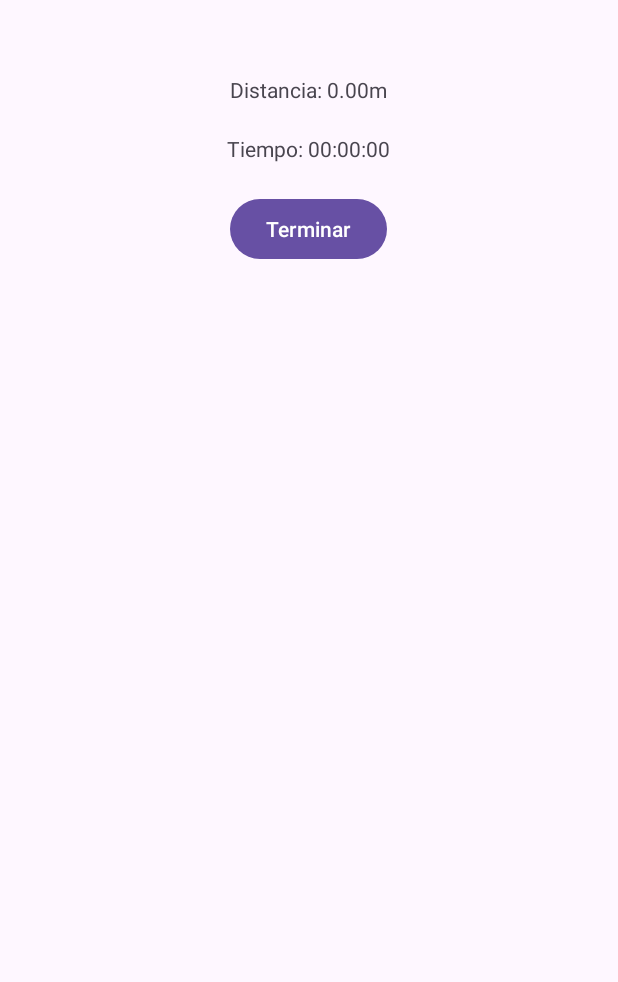
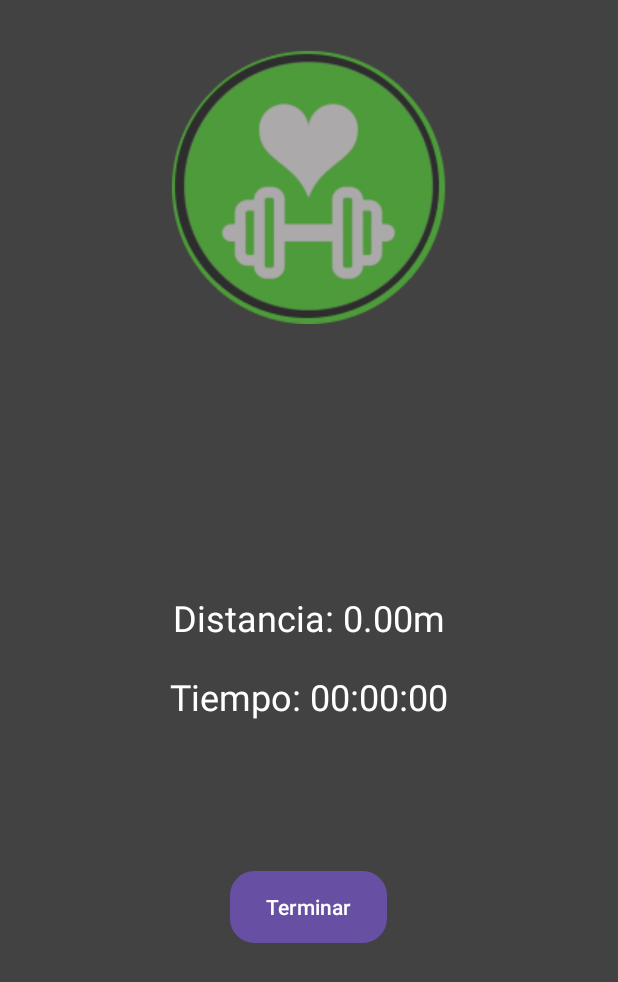
Before and after one commit to Erumeru/ProyFinalFitTrack, an Android app: the GPSActivity screen opened directly, with no data from a screen before it, after a tap on "Iniciar", on a phone screen of 412 x 824 dp. Shown: the top 982 px of the screen. Run offline under Robolectric (Android 15) with nearby library versions, the phone set to English and light mode, and no system bars.

Commit message:
GPS
Me falta calarlo en dispositivo

```diff
--- a/app/src/main/java/com/example/proyfinalfittrack/dashboard/Dashboard.kt
+++ b/app/src/main/java/com/example/proyfinalfittrack/dashboard/Dashboard.kt
@@ -1,4 +1,5 @@
 package com.example.proyfinalfittrack.dashboard
+
 
 import android.content.Intent
 
@@ -19,6 +20,7 @@ import java.text.SimpleDateFormat
 import java.util.Calendar
 import java.util.Date
 import java.util.Locale
+
 
 class Dashboard : AppCompatActivity() {
 
--- a/app/src/main/java/com/example/proyfinalfittrack/dashboard/GPSActivity.kt
+++ b/app/src/main/java/com/example/proyfinalfittrack/dashboard/GPSActivity.kt
@@ -1,8 +1,10 @@
 package com.example.proyfinalfittrack.dashboard
 
-import android.Manifest
+import android.content.Context
 import android.content.pm.PackageManager
 import android.location.Location
+import android.location.LocationListener
+import android.location.LocationManager
 import android.os.Bundle
 import android.widget.Button
 import android.widget.TextView
@@ -12,24 +14,23 @@ import androidx.core.app.ActivityCompat
 import com.example.proyfinalfittrack.R
 import com.example.proyfinalfittrack.db.DatabaseHelper
 import com.example.proyfinalfittrack.entities.Entrenamiento
-import java.util.*
 
-class GPSActivity : AppCompatActivity() {
+class GPSActivity : AppCompatActivity(), LocationListener {
 
     private lateinit var db: DatabaseHelper
     private lateinit var txtDistanciaRecorrida: TextView
     private lateinit var txtTiempoTranscurrido: TextView
     private lateinit var btnIniciarTerminar: Button
+    private lateinit var locationManager: LocationManager
     private var isTracking: Boolean = false
     private var startTimeMillis: Long = 0L
-    private var lastLocation: Location? = null
     private var distanciaRecorrida: Float = 0f
     private var idUser: Int = -1
+    private var lastLocation: Location? = null
 
     override fun onCreate(savedInstanceState: Bundle?) {
         super.onCreate(savedInstanceState)
         setContentView(R.layout.activity_gps)
-
 
         idUser = intent.getSerializableExtra("idUsuario") as? Int ?: -1
 
@@ -48,24 +49,24 @@ class GPSActivity : AppCompatActivity() {
                 btnIniciarTerminar.text = "Iniciar"
             }
         }
+
+        locationManager = getSystemService(Context.LOCATION_SERVICE) as LocationManager
     }
 
     private fun iniciarSeguimiento() {
-
         if (ActivityCompat.checkSelfPermission(
                 this,
-                Manifest.permission.ACCESS_FINE_LOCATION
+                android.Manifest.permission.ACCESS_FINE_LOCATION
             ) != PackageManager.PERMISSION_GRANTED && ActivityCompat.checkSelfPermission(
                 this,
-                Manifest.permission.ACCESS_COARSE_LOCATION
+                android.Manifest.permission.ACCESS_COARSE_LOCATION
             ) != PackageManager.PERMISSION_GRANTED
         ) {
-
             ActivityCompat.requestPermissions(
                 this,
                 arrayOf(
-                    Manifest.permission.ACCESS_FINE_LOCATION,
-                    Manifest.permission.ACCESS_COARSE_LOCATION
+                    android.Manifest.permission.ACCESS_FINE_LOCATION,
+                    android.Manifest.permission.ACCESS_COARSE_LOCATION
                 ),
                 PERMISSIONS_REQUEST_LOCATION
             )
@@ -77,17 +78,18 @@ class GPSActivity : AppCompatActivity() {
         distanciaRecorrida = 0f
         actualizarUI()
 
-
-        val timer = Timer()
-        timer.scheduleAtFixedRate(object : TimerTask() {
-            override fun run() {
-                actualizarUbicacionSimulada()
-            }
-        }, 0, 1000)
+        locationManager.requestLocationUpdates(
+            LocationManager.GPS_PROVIDER,
+            1000L,
+            0f,
+            this
+        )
     }
 
     private fun detenerSeguimiento() {
         isTracking = false
+        locationManager.removeUpdates(this)
+
         val endTimeMillis = System.currentTimeMillis()
         val tiempoTranscurrido = endTimeMillis - startTimeMillis
         val velocidadPromedio = calcularVelocidadPromedio(distanciaRecorrida, tiempoTranscurrido)
@@ -103,26 +105,6 @@ class GPSActivity : AppCompatActivity() {
             mostrarToast("No se pudo obtener el ID del usuario. Entrenamiento no guardado.")
         }
         actualizarUI()
-    }
-
-    private fun actualizarUbicacionSimulada() {
-        // Simulamos una actualización de ubicación cada 5 segundos
-        val random = Random()
-        val latitud = 19.12345 + random.nextDouble() / 100
-        val longitud = -99.54321 + random.nextDouble() / 100
-
-        val nuevaUbicacion = Location("Simulada")
-        nuevaUbicacion.latitude = latitud
-        nuevaUbicacion.longitude = longitud
-
-        if (lastLocation != null) {
-            distanciaRecorrida += lastLocation!!.distanceTo(nuevaUbicacion)
-        }
-
-        lastLocation = nuevaUbicacion
-        runOnUiThread {
-            actualizarUI()
-        }
     }
 
     private fun calcularVelocidadPromedio(distancia: Float, tiempoMillis: Long): Float {
@@ -160,6 +142,15 @@ class GPSActivity : AppCompatActivity() {
         Toast.makeText(this, mensaje, Toast.LENGTH_SHORT).show()
     }
 
+    override fun onLocationChanged(location: Location) {
+        if (lastLocation != null) {
+            distanciaRecorrida += lastLocation!!.distanceTo(location)
+        }
+
+        lastLocation = location
+        actualizarUI()
+    }
+
     companion object {
         private const val PERMISSIONS_REQUEST_LOCATION = 123
     }
--- /dev/null
+++ b/app/src/main/res/drawable/boton.xml
@@ -0,0 +1,9 @@
+<?xml version="1.0" encoding="utf-8"?>
+<shape xmlns:android="http://schemas.android.com/apk/res/android"
+    android:shape="rectangle">
+    <solid android:color="@color/black" />
+    <corners android:radius="15dp" />
+    <stroke
+        android:width="2dp"
+        android:color="@android:color/white" />
+</shape>
--- a/app/src/main/res/layout/activity_dashboard.xml
+++ b/app/src/main/res/layout/activity_dashboard.xml
@@ -711,7 +711,13 @@
                     android:gravity="center"
                     android:orientation="horizontal">
 
-
+                    <ImageView
+                        android:id="@+id/agregarEjercicio"
+                        android:layout_width="30dp"
+                        android:layout_height="25dp"
+                        android:layout_marginRight="20dp"
+                        app:tint="@color/white"
+                        android:src="@drawable/btn_mas"/>
                     <Button
                         android:id="@+id/agregarGPS"
                         android:layout_width="wrap_content"
@@ -720,22 +726,10 @@
                         android:textColor="@color/white"
                         android:background="@color/cardview_dark_background" />
 
-                </LinearLayout>
-                <LinearLayout
-                    android:layout_width="match_parent"
-                    android:layout_height="wrap_content"
-                    android:gravity="left"
-                    android:orientation="horizontal">
-
-                    <ImageView
-                        android:id="@+id/agregarEjercicio"
-                        android:layout_width="30dp"
-                        android:layout_height="25dp"
-                        app:tint="@color/white"
-                        android:src="@drawable/btn_mas"/>
 
 
                 </LinearLayout>
+
             </com.google.android.material.bottomnavigation.BottomNavigationView>
         </RelativeLayout>
     </FrameLayout>
--- a/app/src/main/res/layout/activity_gps.xml
+++ b/app/src/main/res/layout/activity_gps.xml
@@ -1,35 +1,49 @@
-<?xml version="1.0" encoding="utf-8"?>
 <RelativeLayout xmlns:android="http://schemas.android.com/apk/res/android"
     android:layout_width="match_parent"
-    android:layout_height="match_parent">
+    android:layout_height="match_parent"
+    android:background="@color/cardview_dark_background">
+
+    <!-- ImageView con el logo y efecto de desvanecimiento -->
+    <ImageView
+        android:id="@+id/imageLogo"
+        android:layout_width="wrap_content"
+        android:layout_height="wrap_content"
+        android:src="@drawable/logoft"
+        android:layout_centerHorizontal="true"
+        android:layout_marginTop="32dp"
+        android:alpha="0.6" /> <!-- Valor de alpha para el desvanecimiento -->
 
     <!-- TextView para mostrar la distancia recorrida -->
     <TextView
         android:id="@+id/txtDistanciaRecorrida"
         android:layout_width="wrap_content"
         android:layout_height="wrap_content"
+        android:layout_centerHorizontal="true"
+        android:layout_centerVertical="true"
         android:text="Distancia: 0m"
-        android:layout_centerHorizontal="true"
-        android:layout_marginTop="50dp" />
+        android:textColor="@color/white"
+        android:textSize="24sp" />
 
     <!-- TextView para mostrar el tiempo transcurrido -->
     <TextView
         android:id="@+id/txtTiempoTranscurrido"
         android:layout_width="wrap_content"
         android:layout_height="wrap_content"
-        android:text="Tiempo: 0s"
         android:layout_below="@id/txtDistanciaRecorrida"
         android:layout_centerHorizontal="true"
-        android:layout_marginTop="20dp" />
+        android:layout_marginTop="20dp"
+        android:text="Tiempo: 0s"
+        android:textColor="@color/white"
+        android:textSize="24sp" />
 
     <!-- Botón para iniciar/terminar el registro automático -->
     <Button
         android:id="@+id/btnIniciarTerminar"
         android:layout_width="wrap_content"
         android:layout_height="wrap_content"
-        android:text="Iniciar"
         android:layout_below="@id/txtTiempoTranscurrido"
         android:layout_centerHorizontal="true"
-        android:layout_marginTop="20dp" />
-
-</RelativeLayout>
+        android:layout_margin="100dp"
+        android:text="Iniciar"
+        android:background="@drawable/boton" />
+    </RelativeLayout>
```
